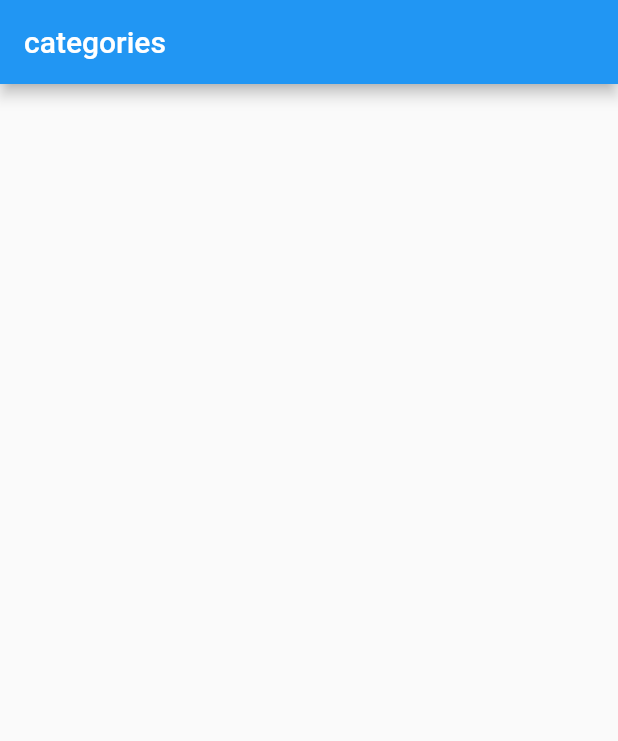
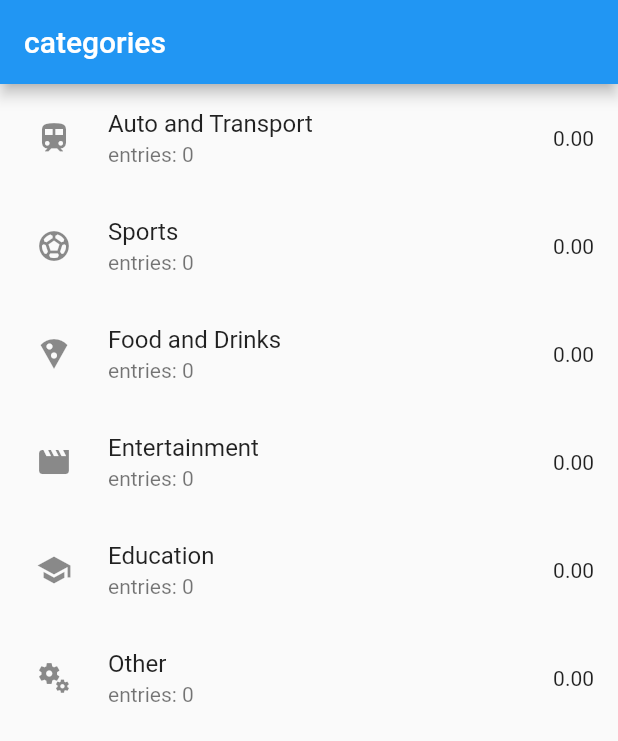
Before and after one commit to MahdiMohammadi98125/expense-tacker-app, a Flutter app: the screen it shows after launch, on a phone screen of 412 x 824 dp. Shown: the top 741 px of the screen. Run offline on Flutter 3.47's test engine with Material 2 defaults, Android fonts, the phone set to English and light mode, and no system bars; our stand-ins replace sqflite; accounts and stored records are empty.

Commit message:
category fetcher added

```diff
--- a/lib/screens/category_screen.dart
+++ b/lib/screens/category_screen.dart
@@ -1,4 +1,5 @@
 import 'package:flutter/material.dart';
+import '../widgets/category_fetcher.dart';
 
 class CategoryScreen extends StatelessWidget {
   const CategoryScreen({super.key});
@@ -10,6 +11,7 @@ class CategoryScreen extends StatelessWidget {
       appBar: AppBar(
         title: const Text("categories"),
       ),
+      body: const CategoryFetcher(),
     );
   }
 }
--- /dev/null
+++ b/lib/widgets/category_fetcher.dart
@@ -0,0 +1,63 @@
+// ignore_for_file: non_constant_identifier_names, unused_local_variable, unnecessary_string_interpolations
+
+import 'package:expense_tracker_app/models/database_provider.dart';
+import 'package:flutter/material.dart';
+import 'package:provider/provider.dart';
+import '../models/database_provider.dart';
+
+class CategoryFetcher extends StatefulWidget {
+  const CategoryFetcher({super.key});
+
+  @override
+  State<CategoryFetcher> createState() => _CategoryFetcherState();
+}
+
+class _CategoryFetcherState extends State<CategoryFetcher> {
+  late Future _categoryList;
+
+  Future _getCategoryList() async {
+    final provider = Provider.of<DatabaseProvider>(context, listen: false);
+    return await provider.fetchCategories();
+  }
+
+  @override
+  void initState() {
+    super.initState();
+    // fetch the list and set it to category list
+    _categoryList = _getCategoryList();
+  }
+
+  @override
+  Widget build(BuildContext context) {
+    return FutureBuilder(
+      future: _categoryList,
+      builder: (_, snapshot) {
+        if (snapshot.connectionState == ConnectionState.done) {
+          // if connection is done then check for errors or return the result
+          if (snapshot.hasError) {
+            return Center(child: Text(snapshot.error.toString()));
+          } else {
+            return Consumer<DatabaseProvider>(builder: (_, db, __) {
+              // get the categories
+              var list = db.categories;
+              return ListView.builder(
+                itemCount: list.length,
+                itemBuilder: (_, i) => ListTile(
+                  leading: Padding(
+                    padding: const EdgeInsets.all(8.0),
+                    child: Icon(list[i].icon),
+                  ),
+                  title: Text(list[i].title),
+                  subtitle: Text('entries: ${list[i].entries}'),
+                  trailing: Text('${(list[i].totalAmount).toStringAsFixed(2)}'),
+                ),
+              );
+            });
+          }
+        } else {
+          return const Center(child: CircularProgressIndicator());
+        }
+      },
+    );
+  }
+}
```
